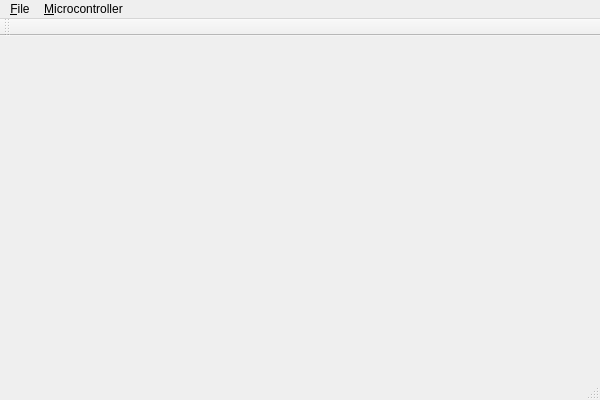
The window that GenericHID/generichid/generichid.ui (ftkalcevic/GenericHID) describes before a commit, drawn with Qt 5.
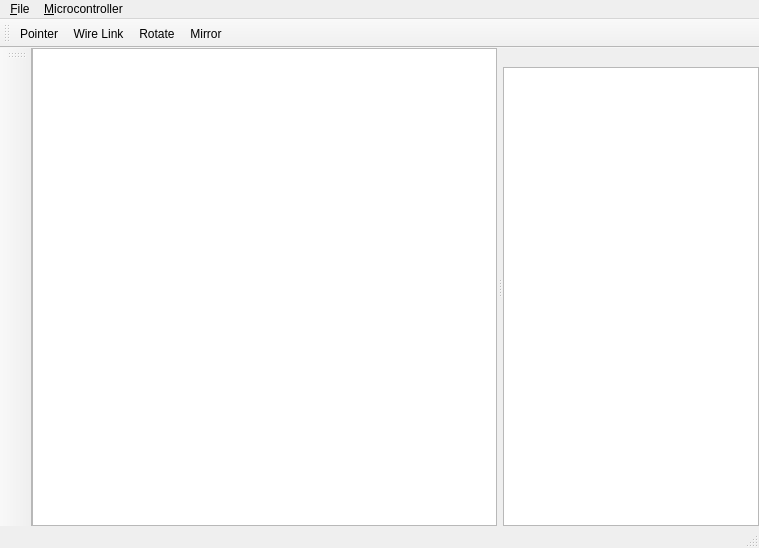
The same window after the commit. Icons and pictures are not drawn. Custom widgets are drawn as their Qt base class.

Patch:
```diff
--- a/GenericHID/generichid/generichid.ui
+++ b/GenericHID/generichid/generichid.ui
@@ -6,20 +6,36 @@
    <rect>
     <x>0</x>
     <y>0</y>
-    <width>600</width>
-    <height>400</height>
+    <width>759</width>
+    <height>548</height>
    </rect>
   </property>
   <property name="windowTitle">
    <string>GenericHID</string>
   </property>
-  <widget class="QWidget" name="centralWidget"/>
+  <widget class="QWidget" name="centralWidget">
+   <layout class="QHBoxLayout" name="horizontalLayout_2">
+    <property name="spacing">
+     <number>0</number>
+    </property>
+    <property name="margin">
+     <number>0</number>
+    </property>
+    <item>
+     <widget class="QGraphicsView" name="graphicsView">
+      <property name="rubberBandSelectionMode">
+       <enum>Qt::ContainsItemShape</enum>
+      </property>
+     </widget>
+    </item>
+   </layout>
+  </widget>
   <widget class="QMenuBar" name="menuBar">
    <property name="geometry">
     <rect>
      <x>0</x>
      <y>0</y>
-     <width>600</width>
+     <width>759</width>
      <height>21</height>
     </rect>
    </property>
@@ -51,8 +67,53 @@
    <attribute name="toolBarBreak">
     <bool>false</bool>
    </attribute>
+   <addaction name="actionPointerTool"/>
+   <addaction name="actionWireLinkTool"/>
+   <addaction name="actionRotateTool"/>
+   <addaction name="actionMirrorTool"/>
   </widget>
   <widget class="QStatusBar" name="statusBar"/>
+  <widget class="QToolBar" name="toolToolBar">
+   <property name="minimumSize">
+    <size>
+     <width>32</width>
+     <height>32</height>
+    </size>
+   </property>
+   <property name="windowTitle">
+    <string>toolBar</string>
+   </property>
+   <attribute name="toolBarArea">
+    <enum>LeftToolBarArea</enum>
+   </attribute>
+   <attribute name="toolBarBreak">
+    <bool>false</bool>
+   </attribute>
+  </widget>
+  <widget class="QDockWidget" name="dockWidget">
+   <property name="features">
+    <set>QDockWidget::NoDockWidgetFeatures</set>
+   </property>
+   <property name="allowedAreas">
+    <set>Qt::RightDockWidgetArea</set>
+   </property>
+   <attribute name="dockWidgetArea">
+    <number>2</number>
+   </attribute>
+   <widget class="QWidget" name="dockWidgetContents">
+    <layout class="QHBoxLayout" name="horizontalLayout">
+     <property name="spacing">
+      <number>0</number>
+     </property>
+     <property name="margin">
+      <number>0</number>
+     </property>
+     <item>
+      <widget class="TreePropertyBrowser" name="listView"/>
+     </item>
+    </layout>
+   </widget>
+  </widget>
   <action name="actionOpen">
    <property name="text">
     <string>&amp;Open</string>
@@ -100,8 +161,51 @@
     <string>&amp;Import and Program</string>
    </property>
   </action>
+  <action name="actionPointerTool">
+   <property name="icon">
+    <iconset resource="generichid.qrc">
+     <normaloff>:/GenericHID/resources/Cursor.png</normaloff>:/GenericHID/resources/Cursor.png</iconset>
+   </property>
+   <property name="text">
+    <string>Pointer</string>
+   </property>
+  </action>
+  <action name="actionWireLinkTool">
+   <property name="icon">
+    <iconset resource="generichid.qrc">
+     <normaloff>:/GenericHID/resources/Wire.png</normaloff>:/GenericHID/resources/Wire.png</iconset>
+   </property>
+   <property name="text">
+    <string>Wire Link</string>
+   </property>
+  </action>
+  <action name="actionRotateTool">
+   <property name="icon">
+    <iconset resource="generichid.qrc">
+     <normaloff>:/GenericHID/resources/Rotate.png</normaloff>:/GenericHID/resources/Rotate.png</iconset>
+   </property>
+   <property name="text">
+    <string>Rotate</string>
+   </property>
+  </action>
+  <action name="actionMirrorTool">
+   <property name="icon">
+    <iconset resource="generichid.qrc">
+     <normaloff>:/GenericHID/resources/Mirror.png</normaloff>:/GenericHID/resources/Mirror.png</iconset>
+   </property>
+   <property name="text">
+    <string>Mirror</string>
+   </property>
+  </action>
  </widget>
  <layoutdefault spacing="6" margin="11"/>
+ <customwidgets>
+  <customwidget>
+   <class>TreePropertyBrowser</class>
+   <extends>QListView</extends>
+   <header>treepropertybrowser.h</header>
+  </customwidget>
+ </customwidgets>
  <resources>
   <include location="generichid.qrc"/>
  </resources>
```
